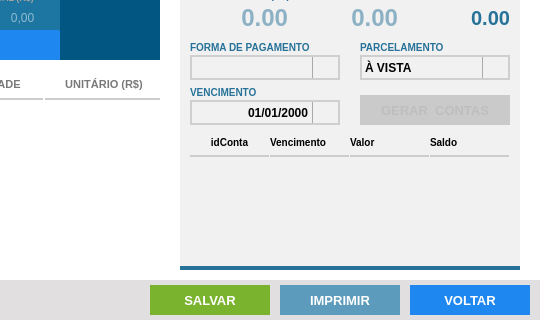
Qt form UI_Files/formVendas.ui (rafaelfelippe1/Projeto-SistemaVendas) before a commit; both pictures show x 460 to 1000 and y 180 to 500 of the 1000 by 500 pixel window.
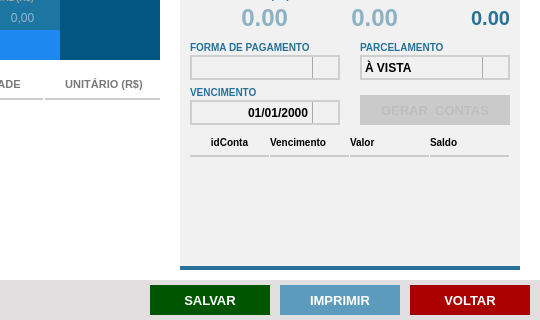
The same form after that commit. Icons and pictures are not drawn.

Diff of the .ui file:
```diff
--- a/UI_Files/formVendas.ui
+++ b/UI_Files/formVendas.ui
@@ -94,9 +94,9 @@
      </property>
      <property name="styleSheet">
       <string notr="true">QPushButton {
-background-color: #1E87F0;
+background-color: rgb(170, 0, 0);
 color: #FFF
-}
+ }
 QPushButton:hover{
 background-color: #40a286
 }</string>
@@ -133,7 +133,7 @@
      </property>
      <property name="styleSheet">
       <string notr="true">QPushButton {
-background-color: #7AB32E;
+background-color: rgb(0, 85, 0);
 color: #FFF
  }
 QPushButton:hover{
```
Left out of the diff: 14 changed lines with no effect on the pictures.
